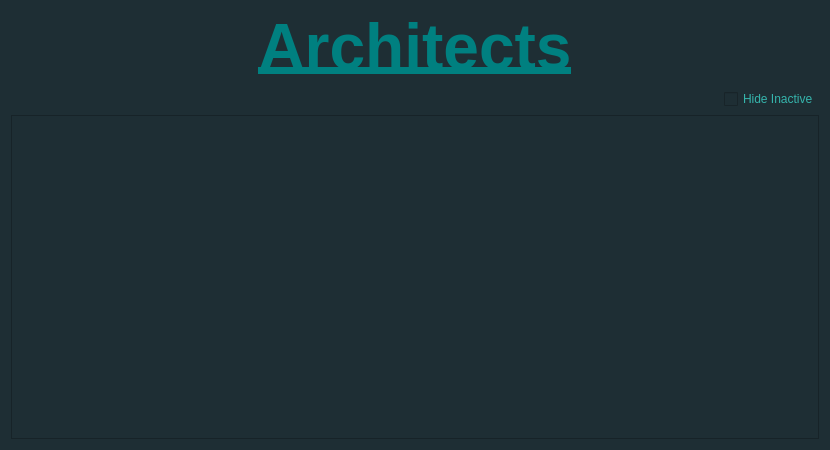
Before: the Qt Designer form src/ui/ViewArchitects.ui in CanMatthewCode/ArchitectsLog, drawn with Qt 5.
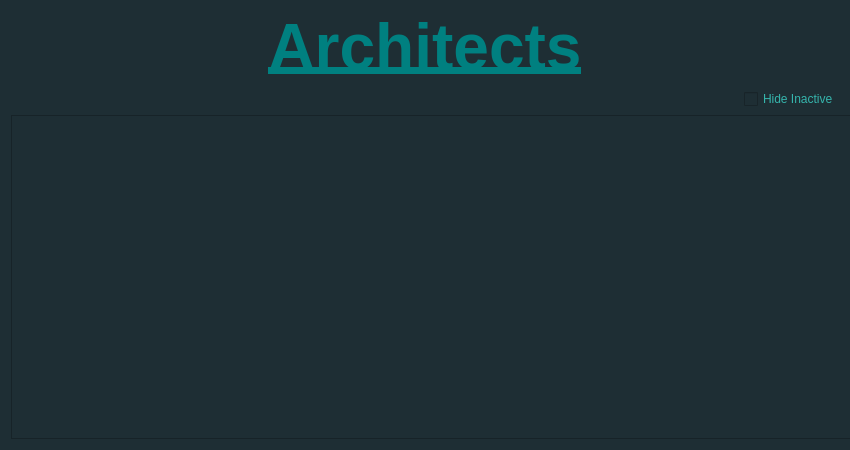
After: the same form once the commit is applied.

Commit message: update AddArchitect.ui/.py and ViewArchitect.ui/.py files with slight changes to size formatting and naming convention

Patch:
```diff
--- a/src/ui/ViewArchitects.ui
+++ b/src/ui/ViewArchitects.ui
@@ -6,7 +6,7 @@
    <rect>
     <x>0</x>
     <y>0</y>
-    <width>830</width>
+    <width>850</width>
     <height>450</height>
    </rect>
   </property>
@@ -67,6 +67,12 @@
    </item>
    <item>
     <widget class="QTableView" name="architectsTableView">
+     <property name="minimumSize">
+      <size>
+       <width>850</width>
+       <height>0</height>
+      </size>
+     </property>
      <property name="styleSheet">
       <string notr="true">QTableView{
 	color: #89D5D2;
```
The commit also changes 3 other files.
